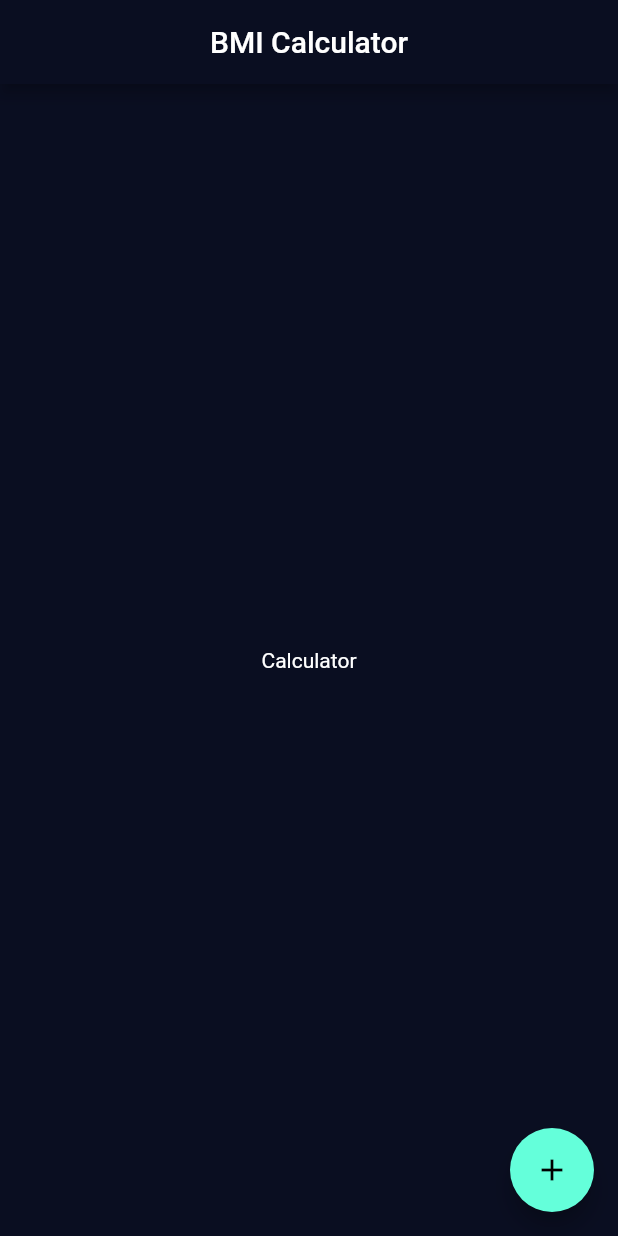
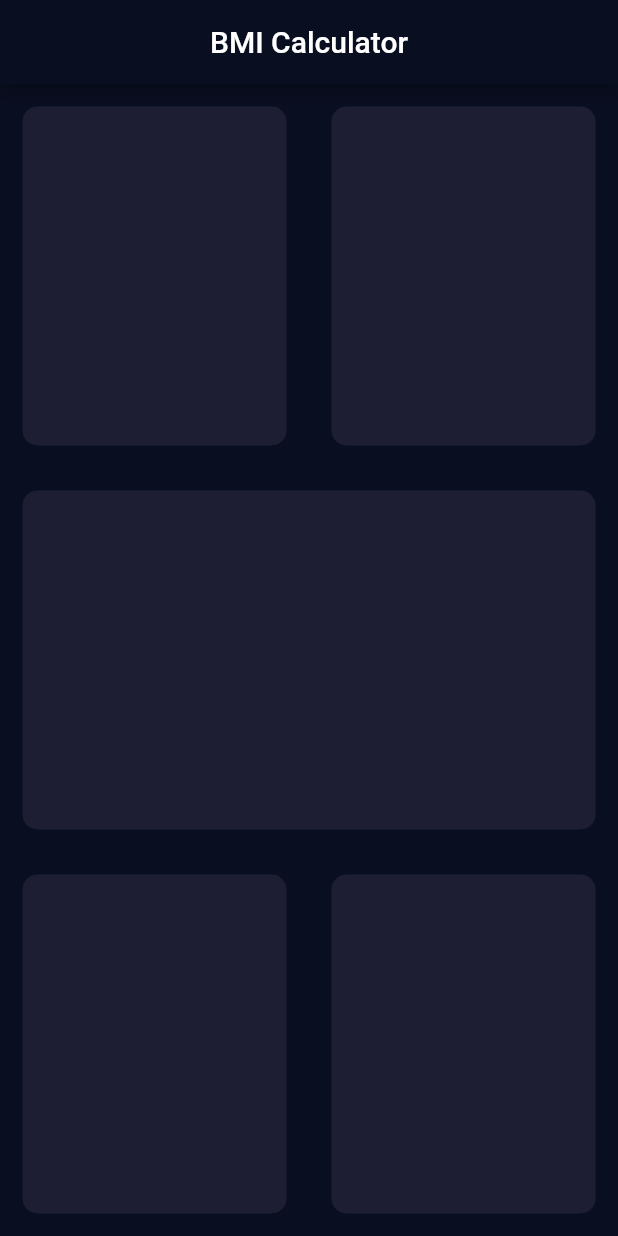
Before and after one commit to nestorsgarzonc/BMI_calculator, a Flutter app: the screen it shows after launch, on a phone screen of 412 x 824 dp. Run offline on Flutter 3.47's test engine with Material 2 defaults, Android fonts, the phone set to English and light mode, and no system bars.

Commit message:
refactoring code

```diff
--- a/lib/input_page.dart
+++ b/lib/input_page.dart
@@ -15,11 +15,43 @@ class _InputPageState extends State<InputPage> {
         title: Text('BMI Calculator'),
         centerTitle: true,
       ),
-      body: Center(child: Text('Calculator')),
-      floatingActionButton: FloatingActionButton(
-        child: Icon(Icons.add),
-        onPressed: () {},
+      body: Column(
+        children: <Widget>[
+          Expanded(
+            child: Row(
+              children: <Widget>[
+                Expanded(child: BuildContainer(colour: Color(0xFF1D1E33))),
+                Expanded(child: BuildContainer(colour: Color(0xFF1D1E33))),
+              ],
+            ),
+          ),
+          Expanded(child: BuildContainer(colour: Color(0xFF1D1E33))),
+          Expanded(
+            child: Row(
+              children: <Widget>[
+                Expanded(child: BuildContainer(colour: Color(0xFF1D1E33))),
+                Expanded(child: BuildContainer(colour: Color(0xFF1D1E33))),
+              ],
+            ),
+          ),
+        ],
       ),
     );
   }
 }
+
+class BuildContainer extends StatelessWidget {
+  final Color colour;
+  BuildContainer({@required this.colour});
+  @override
+  Widget build(BuildContext context) {
+    return Container(
+      margin: EdgeInsets.all(15.0),
+      decoration: BoxDecoration(
+        borderRadius: BorderRadius.circular(10),
+        color: colour,
+      ),
+      child: Container(),
+    );
+  }
+}
```
